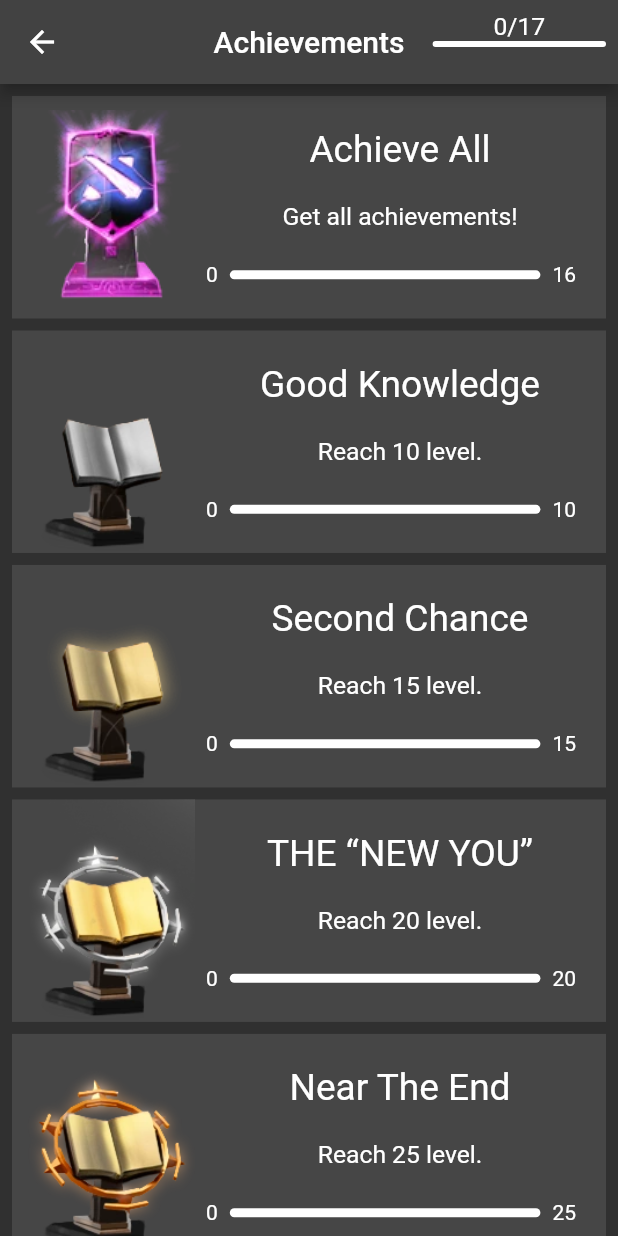
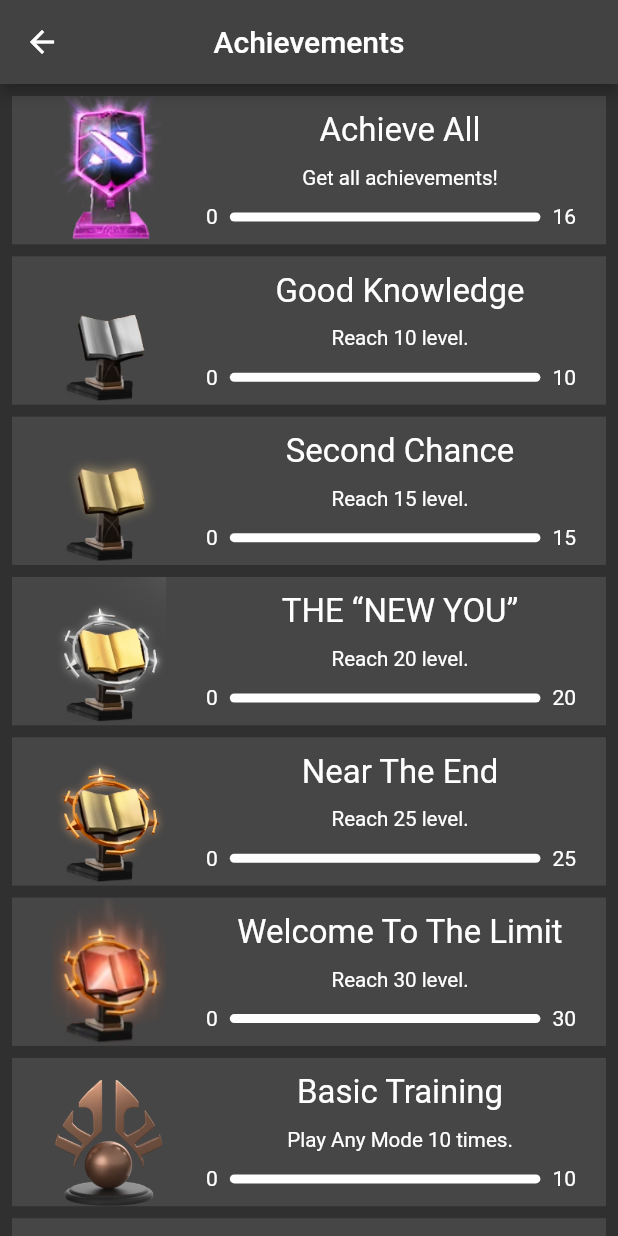
Before and after one commit to tolgasozbir/Invoker_Challenge, a Flutter app: the AchievementsView screen opened directly, on a phone screen of 412 x 824 dp. Run offline on Flutter 3.47's test engine with Material 2 defaults, Android fonts, the phone set to English and light mode, and no system bars; our stand-ins replace audioplayers, cloud_firestore, firebase_auth, firebase_core, flutter_staggered_animations, flutter_svg and 6 more; missing offline and left inert: flutter_arc_text, flutter_config, snappable_thanos, splash; accounts and stored records are empty; generated files the repository leaves out were written again; network calls fail; statements that could not run were skipped; project files that could hold a hidden picture were left out.

Commit message:
Several missing text were added, experience gain in boss mode was recalculated, and minor changes were made to the achievements display.

```diff
--- a/lib/constants/app_strings.dart
+++ b/lib/constants/app_strings.dart
@@ -24,7 +24,9 @@ class AppStrings {
   static const String close = 'Close';
   static const String back = 'Back';
   static const String logout = 'Logout';
-
+  static const String victory = "Victory";
+  static const String defeated = "Defeated";
+  static const String last = "(Last) ";
   static const String time = 'Time';
   static const String score = 'Score';
   static const String bestScore = 'Best Score';
--- a/lib/screens/profile/achievements/achievements_view.dart
+++ b/lib/screens/profile/achievements/achievements_view.dart
@@ -14,34 +14,11 @@ class AchievementsView extends StatelessWidget {
 
   @override
   Widget build(BuildContext context) {
-    var totalCount = AchievementManager.instance.achievements.length;
-    var current = AchievementManager.instance.achievements.where((e) => e.isDone == true).toList().length;
     return AppScaffold(
       extendBodyBehindAppBar: false,
       appbar: AppBar(
         centerTitle: true,
         title: Text(AppStrings.achievements),
-        actions: [
-          SizedBox(
-            width: context.dynamicWidth(0.3),
-            child: Column(
-              mainAxisAlignment: MainAxisAlignment.start,
-              crossAxisAlignment: CrossAxisAlignment.end,
-              children: [
-                Spacer(),
-                Text(
-                  "$current/$totalCount",
-                  style: TextStyle(fontSize: context.sp(12)),
-                ).wrapAlign(Alignment.center),
-                ProgressSlider(
-                  max: totalCount.toDouble(),
-                  current: current.toDouble(),
-                ),
-                Spacer(flex: 3),
-              ],
-            ).wrapPadding(EdgeInsets.only(right: 8)),
-          ),
-        ],
       ),
       body: _bodyView()
     );
@@ -58,9 +35,9 @@ class AchievementsView extends StatelessWidget {
           var achievement = achievements[index];
           return AnimationConfiguration.staggeredList(
             position: index,
-            duration: Duration(milliseconds: 1600),
+            duration: Duration(milliseconds: 1200),
             child: SlideAnimation(
-              verticalOffset: 50.0,
+              horizontalOffset: 300,//index.isEven ? 300 : -300,
                 child: FadeInAnimation(
                   child: AchievementWidget(achievement: achievement),
                 ),
--- a/lib/screens/profile/achievements/widgets/achievement_widget.dart
+++ b/lib/screens/profile/achievements/widgets/achievement_widget.dart
@@ -16,7 +16,7 @@ class AchievementWidget extends StatelessWidget {
     var current = currentProgress >= max ? max : currentProgress;
     return Container(
       color: Colors.grey.withOpacity(0.2),
-      height: context.dynamicHeight(0.18),
+      height: context.dynamicHeight(0.12),
       margin: EdgeInsets.only(bottom: 8),
       padding: EdgeInsets.only(right: 8),
       child: Row(
@@ -29,8 +29,8 @@ class AchievementWidget extends StatelessWidget {
             mainAxisAlignment: MainAxisAlignment.spaceEvenly,
             crossAxisAlignment: CrossAxisAlignment.center,
             children: [
-              FittedBox(child: Text(achievement.title, style: TextStyle(fontSize: context.sp(18)),)),
-              FittedBox(child: Text(achievement.description, style: TextStyle(fontSize: context.sp(12)),)),
+              FittedBox(child: Text(achievement.title, style: TextStyle(fontSize: context.sp(16)),)),
+              FittedBox(child: Text(achievement.description, style: TextStyle(fontSize: context.sp(10)),)),
               Row(
                 children: [
                   Text(current.toStringAsFixed(0)),
--- a/lib/widgets/dialog_contents/profile_dialog_content.dart
+++ b/lib/widgets/dialog_contents/profile_dialog_content.dart
@@ -36,7 +36,7 @@ class ProfileDialogContent extends StatelessWidget {
     var current = AchievementManager.instance.achievements.where((e) => e.isDone == true).toList().length;
     return InkWell(
       child: SizedBox(
-        height: context.dynamicHeight(0.16),
+        height: context.dynamicHeight(0.14),
         child: Row(
           crossAxisAlignment: CrossAxisAlignment.start,
           children: [
@@ -48,7 +48,7 @@ class ProfileDialogContent extends StatelessWidget {
                 Spacer(),
               ],
             ).wrapExpanded(flex: 2),
-            Icon(Icons.chevron_right, color: Color.fromARGB(255, 251, 138, 176),).wrapCenter()
+            Icon(Icons.chevron_right, color: AppColors.amber).wrapCenter()
           ],
         ),
       ),
```
Also changed, not shown: lib/providers/boss_provider.dart (+7 -4 lines), lib/widgets/dialog_contents/boss_result_dialog_content.dart (+22 -0 lines).
